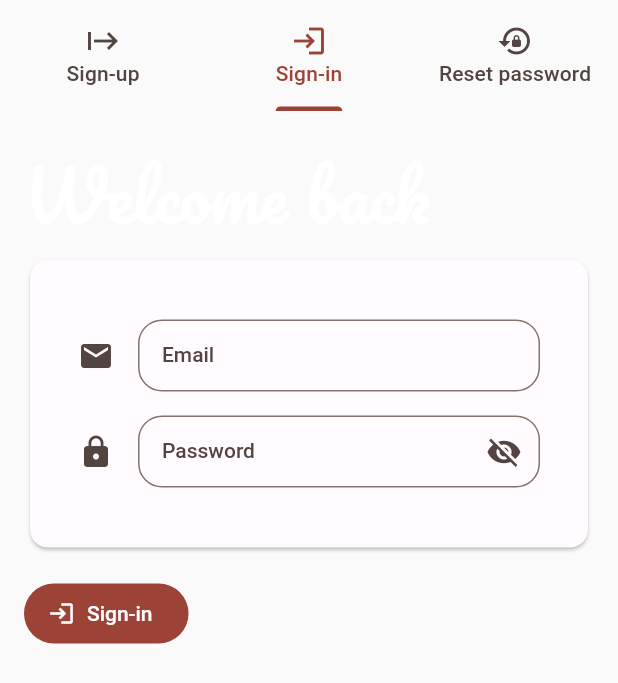
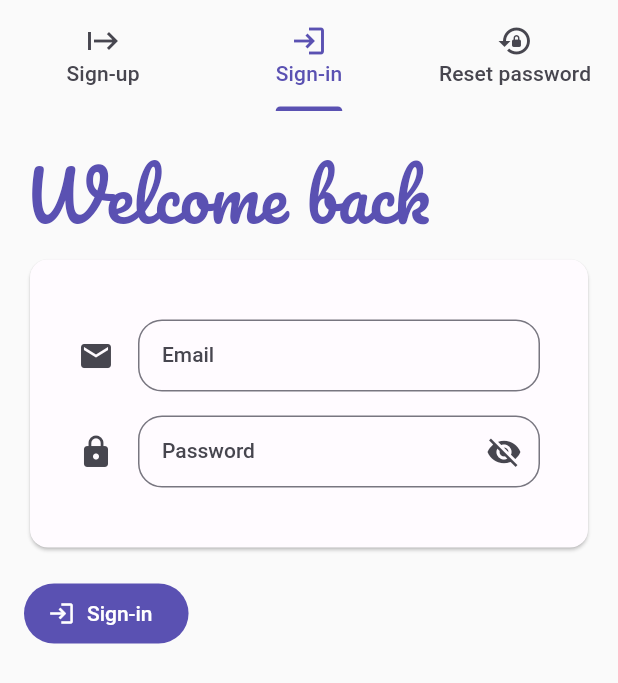
Before and after one commit to code-red-panda/foodlabelwiki-flutter, a Flutter app: the screen it shows after launch, on a phone screen of 412 x 824 dp. Shown: the top 683 px of the screen. Run offline on Flutter 3.47's test engine with Material 2 defaults, Android fonts, the phone set to English and light mode, and no system bars; our stand-ins replace equatable, flutter_bloc, go_router, google_fonts, realm; generated files the repository leaves out were written again; Roboto replaces fonts that are missing (Combo, Montaga).

Commit message:
make text theme dynamic

```diff
--- a/lib/src/login/login_widgets.dart
+++ b/lib/src/login/login_widgets.dart
@@ -12,6 +12,7 @@ class EmailTile extends StatelessWidget {
           contentPadding: EdgeInsets.zero,
           leading: const Icon(Icons.email),
           subtitle: TextField(
+
             onChanged: (email) =>
                 context.read<LoginBloc>().add(EmailChanged(email)),
             decoration: InputDecoration(
--- a/lib/src/style/color_schemes.dart
+++ b/lib/src/style/color_schemes.dart
@@ -1,69 +1,69 @@
 import 'style.dart';
 
-const lightColorScheme = ColorScheme(
+const ColorScheme lightColorScheme = ColorScheme(
   brightness: Brightness.light,
-  primary: Color(0xFF9C4237),
+  primary: Color(0xFF5A51B2),
   onPrimary: Color(0xFFFFFFFF),
-  primaryContainer: Color(0xFFFFDAD5),
-  onPrimaryContainer: Color(0xFF410001),
-  secondary: Color(0xFFB02C31),
+  primaryContainer: Color(0xFFE4DFFF),
+  onPrimaryContainer: Color(0xFF150066),
+  secondary: Color(0xFF3D54C3),
   onSecondary: Color(0xFFFFFFFF),
-  secondaryContainer: Color(0xFFFFDAD7),
-  onSecondaryContainer: Color(0xFF410005),
-  tertiary: Color(0xFFC00011),
+  secondaryContainer: Color(0xFFDEE1FF),
+  onSecondaryContainer: Color(0xFF001159),
+  tertiary: Color(0xFF934B00),
   onTertiary: Color(0xFFFFFFFF),
-  tertiaryContainer: Color(0xFFFFDAD6),
-  onTertiaryContainer: Color(0xFF410002),
+  tertiaryContainer: Color(0xFFFFDCC5),
+  onTertiaryContainer: Color(0xFF301400),
   error: Color(0xFFBA1A1A),
   errorContainer: Color(0xFFFFDAD6),
   onError: Color(0xFFFFFFFF),
   onErrorContainer: Color(0xFF410002),
   background: Color(0xFFFFFBFF),
-  onBackground: Color(0xFF2D1600),
+  onBackground: Color(0xFF030865),
   surface: Color(0xFFFFFBFF),
-  onSurface: Color(0xFF2D1600),
-  surfaceVariant: Color(0xFFF5DDDA),
-  onSurfaceVariant: Color(0xFF534341),
-  outline: Color(0xFF857370),
-  onInverseSurface: Color(0xFFFFEEE1),
-  inverseSurface: Color(0xFF4B2800),
-  inversePrimary: Color(0xFFFFB4A9),
+  onSurface: Color(0xFF030865),
+  surfaceVariant: Color(0xFFE5E1EC),
+  onSurfaceVariant: Color(0xFF47464F),
+  outline: Color(0xFF787680),
+  onInverseSurface: Color(0xFFF1EFFF),
+  inverseSurface: Color(0xFF1E2578),
+  inversePrimary: Color(0xFFC6C0FF),
   shadow: Color(0xFF000000),
-  surfaceTint: Color(0xFF9C4237),
-  outlineVariant: Color(0xFFD8C2BE),
+  surfaceTint: Color(0xFF5A51B2),
+  outlineVariant: Color(0xFFC9C5D0),
   scrim: Color(0xFF000000),
 );
 
-const darkColorScheme = ColorScheme(
+const ColorScheme darkColorScheme = ColorScheme(
   brightness: Brightness.dark,
-  primary: Color(0xFFFFB4A9),
-  onPrimary: Color(0xFF5F150E),
-  primaryContainer: Color(0xFF7D2B22),
-  onPrimaryContainer: Color(0xFFFFDAD5),
-  secondary: Color(0xFFFFB3AF),
-  onSecondary: Color(0xFF68000E),
-  secondaryContainer: Color(0xFF8E111C),
-  onSecondaryContainer: Color(0xFFFFDAD7),
-  tertiary: Color(0xFFFFB4AB),
-  onTertiary: Color(0xFF690005),
-  tertiaryContainer: Color(0xFF93000A),
-  onTertiaryContainer: Color(0xFFFFDAD6),
+  primary: Color(0xFFC6C0FF),
+  onPrimary: Color(0xFF2B1D82),
+  primaryContainer: Color(0xFF423899),
+  onPrimaryContainer: Color(0xFFE4DFFF),
+  secondary: Color(0xFFBAC3FF),
+  onSecondary: Color(0xFF00218D),
+  secondaryContainer: Color(0xFF203AAA),
+  onSecondaryContainer: Color(0xFFDEE1FF),
+  tertiary: Color(0xFFFFB782),
+  onTertiary: Color(0xFF4F2500),
+  tertiaryContainer: Color(0xFF703800),
+  onTertiaryContainer: Color(0xFFFFDCC5),
   error: Color(0xFFFFB4AB),
   errorContainer: Color(0xFF93000A),
   onError: Color(0xFF690005),
   onErrorContainer: Color(0xFFFFDAD6),
-  background: Color(0xFF2D1600),
-  onBackground: Color(0xFFFFDCC0),
-  surface: Color(0xFF2D1600),
-  onSurface: Color(0xFFFFDCC0),
-  surfaceVariant: Color(0xFF534341),
-  onSurfaceVariant: Color(0xFFD8C2BE),
-  outline: Color(0xFFA08C89),
-  onInverseSurface: Color(0xFF2D1600),
-  inverseSurface: Color(0xFFFFDCC0),
-  inversePrimary: Color(0xFF9C4237),
+  background: Color(0xFF030865),
+  onBackground: Color(0xFFE0E0FF),
+  surface: Color(0xFF030865),
+  onSurface: Color(0xFFE0E0FF),
+  surfaceVariant: Color(0xFF47464F),
+  onSurfaceVariant: Color(0xFFC9C5D0),
+  outline: Color(0xFF928F99),
+  onInverseSurface: Color(0xFF030865),
+  inverseSurface: Color(0xFFE0E0FF),
+  inversePrimary: Color(0xFF5A51B2),
   shadow: Color(0xFF000000),
-  surfaceTint: Color(0xFFFFB4A9),
-  outlineVariant: Color(0xFF534341),
+  surfaceTint: Color(0xFFC6C0FF),
+  outlineVariant: Color(0xFF47464F),
   scrim: Color(0xFF000000),
 );
--- a/lib/src/style/text_theme.dart
+++ b/lib/src/style/text_theme.dart
@@ -1,12 +1,15 @@
 import 'style.dart';
 
-TextStyle primaryFont = GoogleFonts.combo();
-TextStyle secondaryFont(TextStyle textStyle) => GoogleFonts.pacifico(textStyle: textStyle);
+TextStyle primaryFont = GoogleFonts.montaga();
 
-final TextTheme textTheme = TextTheme(
-  displayLarge: primaryFont.copyWith(),
-  displayMedium: primaryFont.copyWith(),
-  displaySmall: primaryFont.copyWith(),
+TextStyle secondaryFont(TextStyle textStyle) =>
+    GoogleFonts.pacifico(textStyle: textStyle);
+
+TextTheme getTextTheme(ColorScheme colorScheme) {
+  return TextTheme(
+    displayLarge: primaryFont.copyWith(color: colorScheme.primary),
+    displayMedium: primaryFont.copyWith(color: colorScheme.primary),
+    displaySmall: primaryFont.copyWith(color: colorScheme.primary),
 
     headlineLarge: primaryFont.copyWith(),
     headlineMedium: primaryFont.copyWith(),
@@ -16,11 +19,12 @@ final TextTheme textTheme = TextTheme(
     labelMedium: primaryFont.copyWith(),
     labelSmall: primaryFont.copyWith(),
 
-  titleLarge: primaryFont.copyWith(),
-  titleMedium: primaryFont.copyWith(),
-  titleSmall: primaryFont.copyWith(),
+    titleLarge: primaryFont.copyWith(color: colorScheme.onPrimaryContainer),
+    titleMedium: primaryFont.copyWith(color: colorScheme.onPrimaryContainer),
+    titleSmall: primaryFont.copyWith(color: colorScheme.onPrimaryContainer),
 
-  bodyLarge: primaryFont.copyWith(),
-  bodyMedium: primaryFont.copyWith(),
-  bodySmall: primaryFont.copyWith(),
+    bodyLarge: primaryFont.copyWith(color: colorScheme.onPrimaryContainer),
+    bodyMedium: primaryFont.copyWith(color: colorScheme.onPrimaryContainer),
+    bodySmall: primaryFont.copyWith(color: colorScheme.onPrimaryContainer),
   );
+}
--- a/lib/src/style/theme.dart
+++ b/lib/src/style/theme.dart
@@ -6,7 +6,7 @@ class ThemeDataBuilder {
 
     return ThemeData.light().copyWith(
       colorScheme: colorScheme,
-      textTheme: textTheme,
+      textTheme: getTextTheme(colorScheme),
       useMaterial3: true,
     );
   }
@@ -16,7 +16,7 @@ class ThemeDataBuilder {
 
     return ThemeData.light().copyWith(
       colorScheme: colorScheme,
-      textTheme: textTheme,
+      textTheme: getTextTheme(colorScheme),
       useMaterial3: true,
     );
   }
```
Lines whose indentation alone changed are shown as unchanged.
